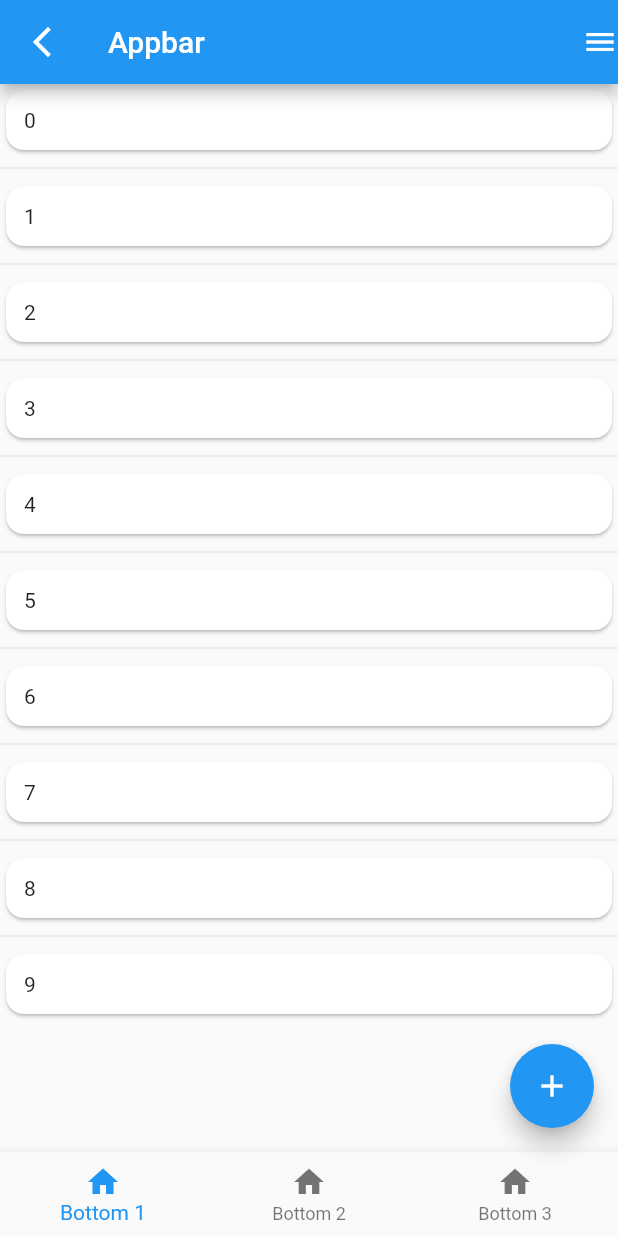
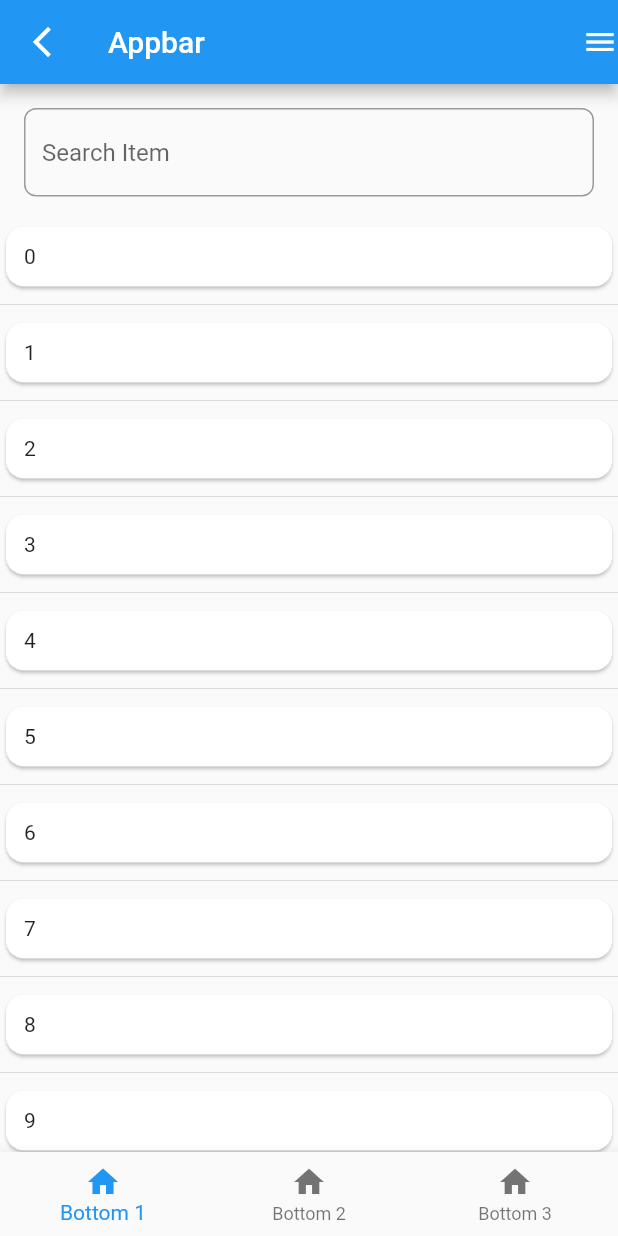
Before and after one commit to fradip12/flutter-course-beginner, a Flutter app: the screen it shows after launch, on a phone screen of 412 x 824 dp. Run offline on Flutter 3.47's test engine with Material 2 defaults, Android fonts, the light colour scheme and no system bars.

Commit message:
feat : add textfield

```diff
--- a/lib/main.dart
+++ b/lib/main.dart
@@ -44,32 +44,39 @@ class MaterialHomePage extends StatelessWidget {
   @override
   Widget build(BuildContext context) {
     return Scaffold(
-      /// [AppBar]
-      /// beberapa komponen inti pada appbar yaitu :
-      /// [Leading] : icon sebelah kiri title, lebih banyak di pakai untuk icon back, untuk lebih mudah atau otomatis
-      /// dapat menggunakan property automatically leading : true
-      ///
-      /// [Actions] : icon yang berada di sebelah kanan title appbar, biasa digunakan untuk actions seperti menu
-      ///
       appBar: AppBar(
         leading: const Icon(Icons.arrow_back_ios_new_sharp),
         title: const Text('Appbar '),
         actions: const [Icon(Icons.menu)],
       ),
-
-      /// Di body kita bisa memasukkan widget atau menu aplikasi yang akan kita buat
-      body:
-
-          /// Listview separated sama seperti builder dan dapat di sisipkan separator diantara item listview
+      body: Column(
+        children: [
+          Container(
+            padding: const EdgeInsets.all(16),
+            child: TextField(
+              decoration: InputDecoration(
+                hintText: 'Search Item',
+                border: OutlineInputBorder(
+                  borderRadius: BorderRadius.circular(8),
+                  borderSide: const BorderSide(
+                    color: Colors.black,
+                    width: 2,
+                  ),
+                ),
+              ),
+            ),
+          ),
           ListView.separated(
             itemCount: 10,
+            shrinkWrap: true,
+            primary: true,
             separatorBuilder: (_, index) {
               return const Divider();
             },
             itemBuilder: (_, index) {
               return Card(
-            shape:
-                RoundedRectangleBorder(borderRadius: BorderRadius.circular(12)),
+                shape: RoundedRectangleBorder(
+                    borderRadius: BorderRadius.circular(12)),
                 child: Container(
                   padding: const EdgeInsets.all(12),
                   child: Text('$index'),
@@ -77,23 +84,8 @@ class MaterialHomePage extends StatelessWidget {
               );
             },
           ),
-
-      /// Listview builder : listview dengan item dynamic. dapat di buat berdasarkan data yang dynamics
-      //     ListView.builder(
-      //   itemCount: 10,
-      //   itemBuilder: (_, index) {
-      //     return Card(
-      //       shape:
-      //           RoundedRectangleBorder(borderRadius: BorderRadius.circular(12)),
-      //       child: Container(
-      //         padding: const EdgeInsets.all(12),
-      //         child: Text('$index'),
-      //       ),
-      //     );
-      //   },
-      // ),
-
-      /// Bottom Navigation bar biasa digunakan unttuk menu bar, bisa berisi home, account, dan lain lain.
+        ],
+      ),
       bottomNavigationBar: BottomNavigationBar(
         items: const [
           BottomNavigationBarItem(
@@ -110,15 +102,6 @@ class MaterialHomePage extends StatelessWidget {
           ),
         ],
       ),
-
-      /// Floating action button biasa di gunakan untuk menu floating seperti add
-      /// atau digunakan sebagai menu alternatif
-      floatingActionButton: const FloatingActionButton(
-        onPressed: null,
-        child: Icon(Icons.add),
-      ),
-
-      /// Ada beberapa property lain lagi di dalam Scaffold, untuk itu teman" silahkan explore dan bereksperimen sendiri
     );
   }
 }
```
Lines whose indentation alone changed are shown as unchanged.
